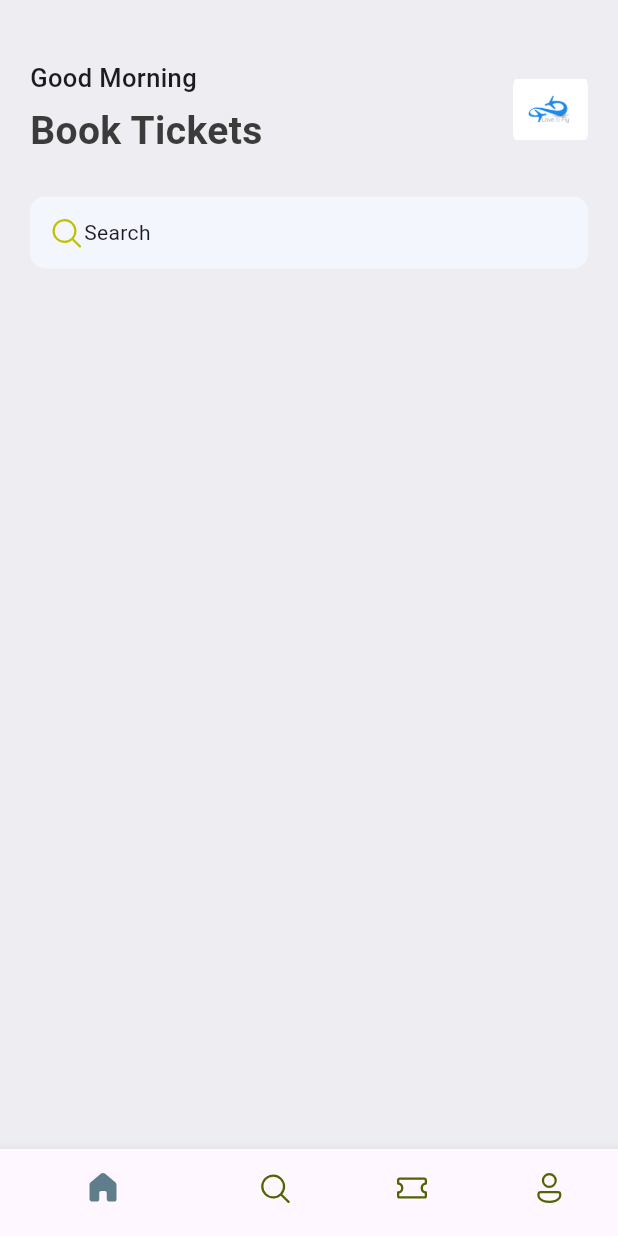
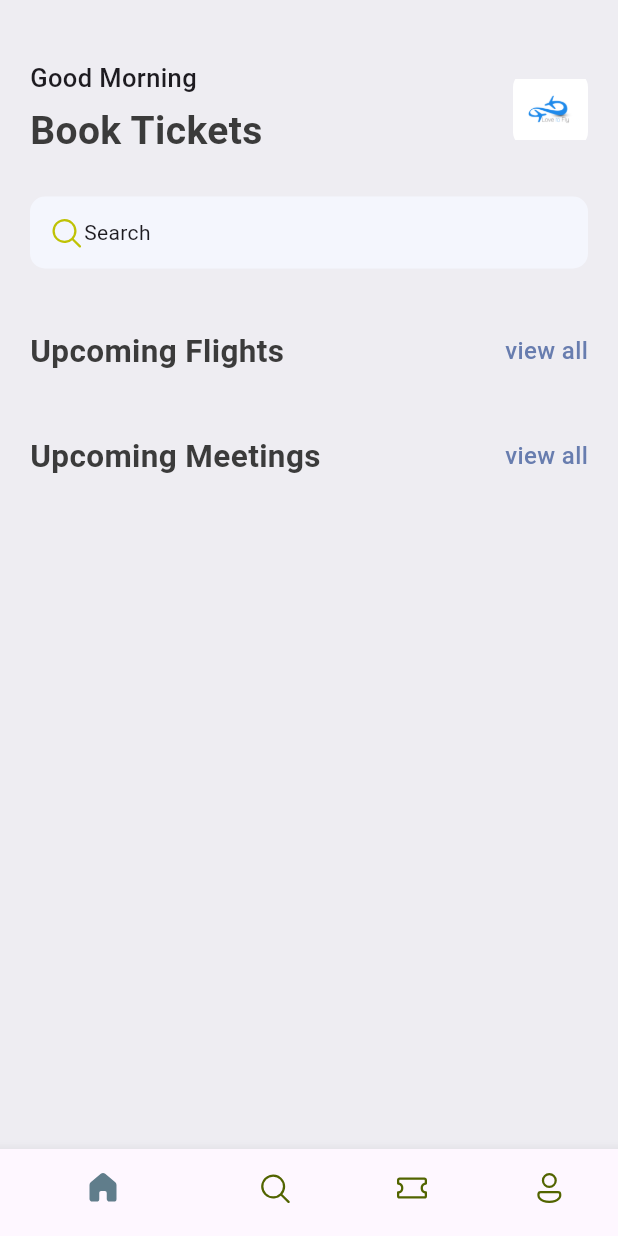
Before and after one commit to BbillahrariBBr/ticket_app, a Flutter app: the screen it shows after launch, on a phone screen of 412 x 824 dp. Run offline on Flutter 3.47's test engine with Material 3 defaults, Android fonts, the phone set to English and light mode, and no system bars; our stand-ins replace fluentui_icons.

Commit message:
Understand and create a reusable widget 03:38:08 done

```diff
--- a/lib/base/res/styles/app_styles.dart
+++ b/lib/base/res/styles/app_styles.dart
@@ -7,9 +7,16 @@ class AppStyles{
   static Color bgColor = Color(0xffeeedf2);
 
   static Color textColor = const Color(0xFF3b3b3b);
-
+  static TextStyle textStyle = TextStyle(
+    fontSize: 16,color: textColor, fontWeight: FontWeight.w500
+  );
   static TextStyle headLineStyle1 = TextStyle(
       fontSize: 26,
+      fontWeight: FontWeight.bold,
+      color: textColor);
+
+  static TextStyle headLineStyle2 = TextStyle(
+      fontSize: 21,
       fontWeight: FontWeight.bold,
       color: textColor);
 
--- /dev/null
+++ b/lib/base/widgets/app_double_text.dart
@@ -0,0 +1,26 @@
+import 'package:flutter/material.dart';
+import 'package:ticket_app/base/res/styles/app_styles.dart';
+
+class AppDoubleText extends StatelessWidget {
+  const AppDoubleText({Key? key, required this.bigText, required this.smallText}):super(key: key);
+  final String bigText;
+  final String smallText;
+
+  @override
+  Widget build(BuildContext context) {
+    return Row(
+      mainAxisAlignment: MainAxisAlignment.spaceBetween,
+      children: [
+        Text(bigText, style: AppStyles.headLineStyle2,),
+        InkWell(
+          onTap:(){
+
+          },
+          child: Text(smallText,style: AppStyles.textStyle.copyWith(
+            color: AppStyles.primaryColor
+          ),),
+        )
+      ],
+    );
+  }
+}
--- a/lib/screens/home_screen.dart
+++ b/lib/screens/home_screen.dart
@@ -3,6 +3,7 @@ import 'package:flutter/cupertino.dart';
 import 'package:flutter/material.dart';
 import 'package:ticket_app/base/res/media.dart';
 import 'package:ticket_app/base/res/styles/app_styles.dart';
+import 'package:ticket_app/base/widgets/app_double_text.dart';
 
 class HomeScreen extends StatelessWidget {
   const HomeScreen({super.key});
@@ -68,10 +69,16 @@ class HomeScreen extends StatelessWidget {
                       Text("Search")
                     ],
                   ),
-                )
+                ),
+                SizedBox(height: 40,),
+                AppDoubleText(bigText: 'Upcoming Flights', smallText: 'view all',),
+
+                SizedBox(height: 40,),
+                AppDoubleText(bigText: 'Upcoming Meetings', smallText: 'view all',),
               ],
             ),
-          )
+          ),
+
         ],
       ),
     );
```
